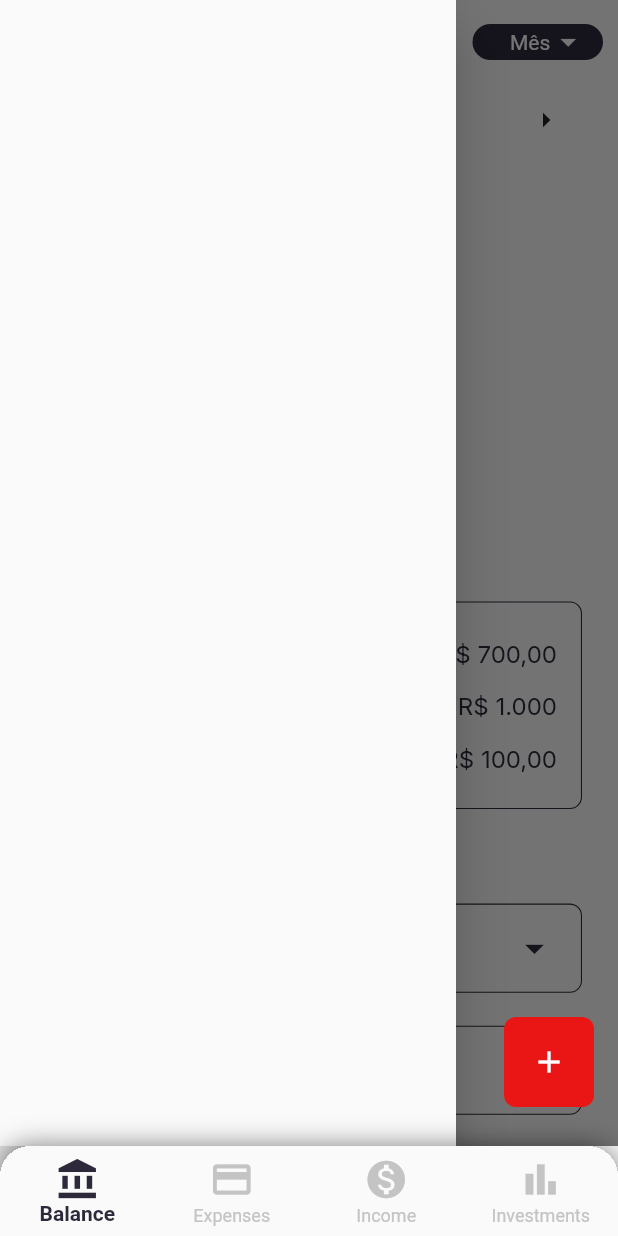
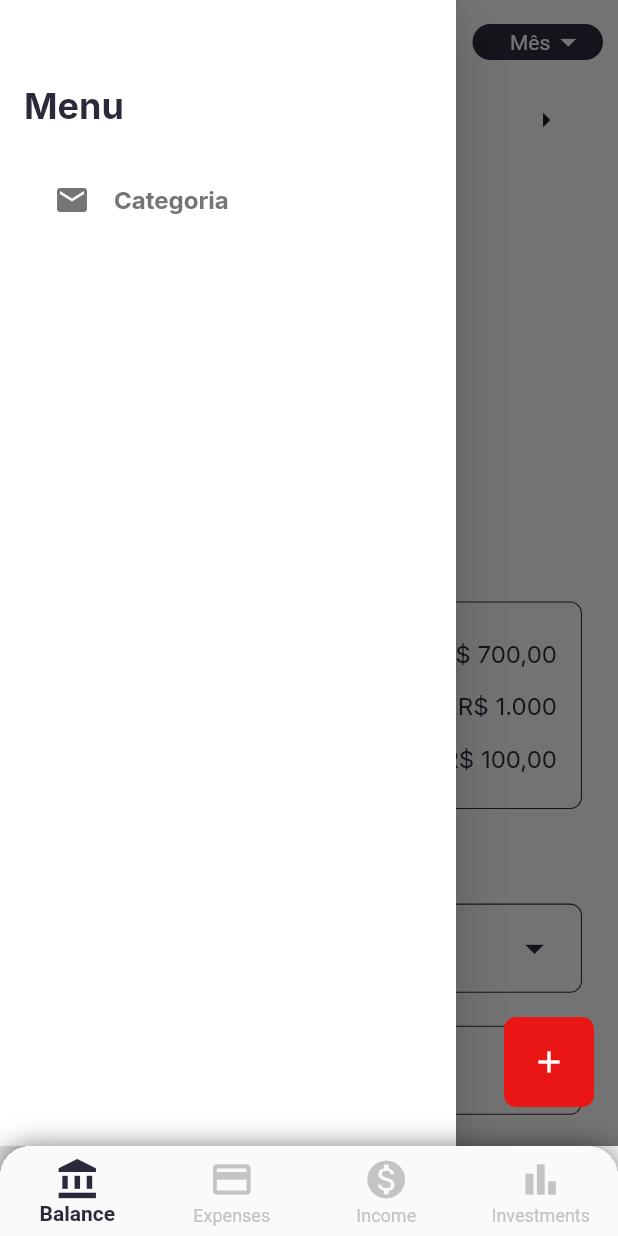
Before and after one commit to julialuciani/hermes_app, a Flutter app: the screen it shows after launch, with the side drawer open, on a phone screen of 412 x 824 dp. Run offline on Flutter 3.47's test engine with Material 2 defaults, Android fonts, the phone set to English and light mode, and no system bars; drawn by our look-alikes of fl_chart; our stand-ins replace cherry_toast, currency_text_input_formatter, dotted_border, event_bus, flutter_bloc, flutter_modular and 5 more; accounts and stored records are empty; statements that could not run were skipped.

Commit message:
setup menu item widget

```diff
--- a/lib/home/widgets/home_drawer.dart
+++ b/lib/home/widgets/home_drawer.dart
@@ -1,16 +1,37 @@
 import 'package:flutter/material.dart';
+import 'package:hermes_app/home/widgets/menu_item.dart';
+import 'package:hermes_app/shared/extensions/build_context_extensions.dart';
+import 'package:hermes_app/shared/theme/app_colors.dart';
 
 class HomeDrawer extends StatelessWidget {
   const HomeDrawer({super.key});
 
   @override
   Widget build(BuildContext context) {
+    final typography = context.typography;
     return SafeArea(
       child: Drawer(
-        child: Column(
-          children: const [
-            SizedBox(height: 80),
-          ],
+        backgroundColor: AppColors.white,
+        child: Padding(
+          padding: const EdgeInsets.all(16),
+          child: Column(
+            crossAxisAlignment: CrossAxisAlignment.start,
+            children: [
+              const SizedBox(height: 40),
+              Text(
+                'Menu',
+                style: typography.bold.extraLarge,
+              ),
+              const SizedBox(height: 20),
+              MenuItem(
+                icon: Icons.mail,
+                text: 'Categoria',
+                onPressed: () {
+                  //Call navigation to categories listing page
+                },
+              ),
+            ],
+          ),
         ),
       ),
     );
--- /dev/null
+++ b/lib/home/widgets/menu_item.dart
@@ -0,0 +1,72 @@
+import 'package:flutter/material.dart';
+import 'package:hermes_app/shared/extensions/build_context_extensions.dart';
+import 'package:hermes_app/shared/theme/app_colors.dart';
+
+class MenuItem extends StatefulWidget {
+  final IconData icon;
+  final String text;
+  final VoidCallback onPressed;
+
+  const MenuItem({
+    Key? key,
+    required this.icon,
+    required this.text,
+    required this.onPressed,
+  }) : super(key: key);
+
+  @override
+  State<MenuItem> createState() => _MenuItemState();
+}
+
+class _MenuItemState extends State<MenuItem> {
+  bool _isPressed = false;
+
+  void _updateState(bool isPressed) {
+    setState(() {
+      _isPressed = isPressed;
+    });
+  }
+
+  @override
+  Widget build(BuildContext context) {
+    final typography = context.typography;
+    Color getContainerColorByState() {
+      return _isPressed ? AppColors.lightBlue : AppColors.white;
+    }
+
+    Color getIconAndTextColorByState() {
+      return _isPressed ? AppColors.blue : AppColors.darkGrey;
+    }
+
+    return GestureDetector(
+      onTap: widget.onPressed,
+      onTapDown: (_) => _updateState(true),
+      onTapUp: (_) => _updateState(false),
+      onTapCancel: () => _updateState(false),
+      onLongPress: () => _updateState(true),
+      onLongPressEnd: (_) => _updateState(false),
+      child: Container(
+        padding: const EdgeInsets.symmetric(vertical: 16, horizontal: 20),
+        decoration: BoxDecoration(
+          color: getContainerColorByState(),
+          borderRadius: BorderRadius.circular(8),
+        ),
+        child: Row(
+          children: [
+            Icon(
+              widget.icon,
+              color: getIconAndTextColorByState(),
+            ),
+            const SizedBox(width: 16),
+            Text(
+              widget.text,
+              style: typography.bold.medium.copyWith(
+                color: getIconAndTextColorByState(),
+              ),
+            ),
+          ],
+        ),
+      ),
+    );
+  }
+}
--- a/lib/shared/theme/app_colors.dart
+++ b/lib/shared/theme/app_colors.dart
@@ -13,8 +13,9 @@ class AppColors {
   static Color wine = const Color(0xFF781111);
   static Color darkWine = const Color(0xFF610A0A);
 
+  static Color lightBlue = const Color.fromARGB(255, 189, 232, 252);
   static Color skyBlue = const Color(0xFF83C2D7);
-  static Color lightBlue = const Color(0xFF4788C4);
+  static Color blue = const Color(0xFF4788C4);
   static Color darkBlue = const Color(0xFF0B4EB1);
 
   static Color darkGreen = const Color(0xFF04320E);
@@ -35,7 +36,7 @@ class AppColors {
     red,
     wine,
     skyBlue,
-    lightBlue,
+    blue,
     darkBlue,
     darkGreen,
     purple,
```
